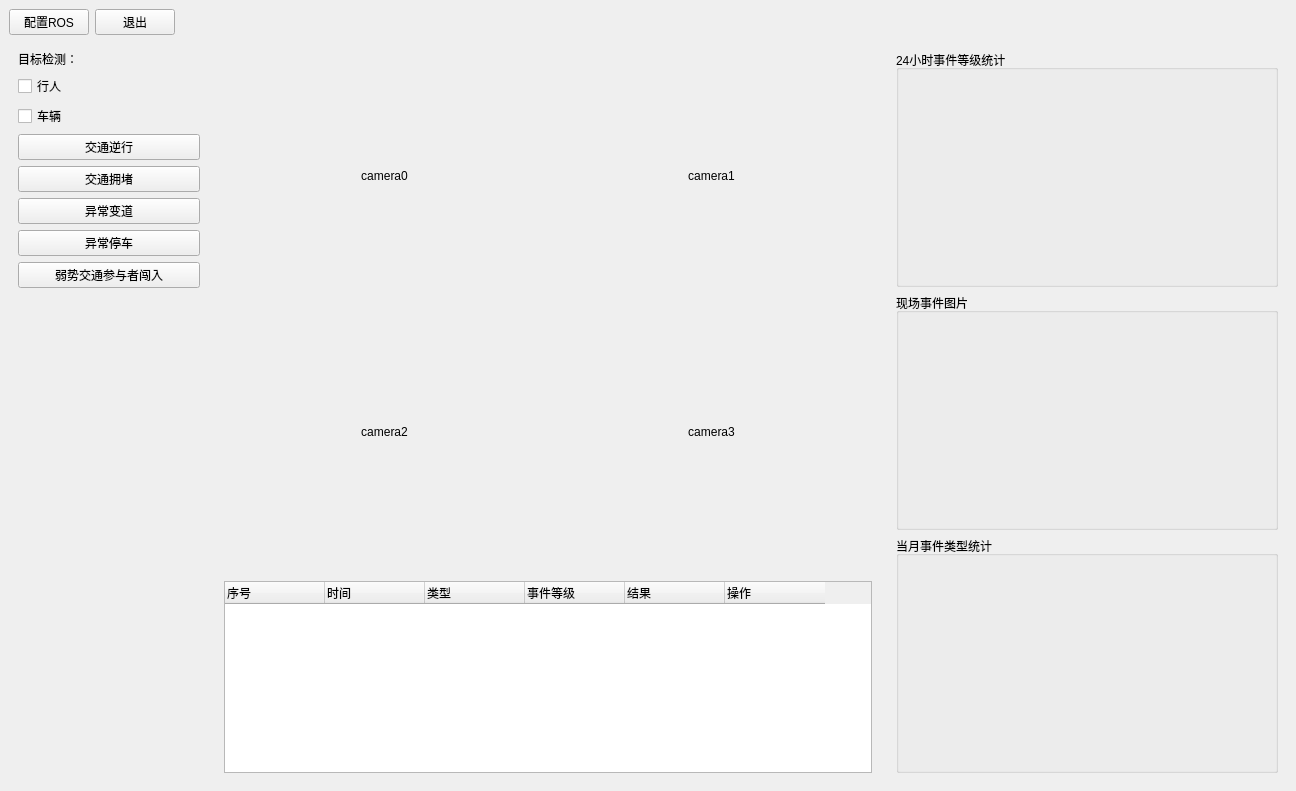
Old version of the form ui/main_window.ui in the repository NovemberChopin/TrafficMonitor.
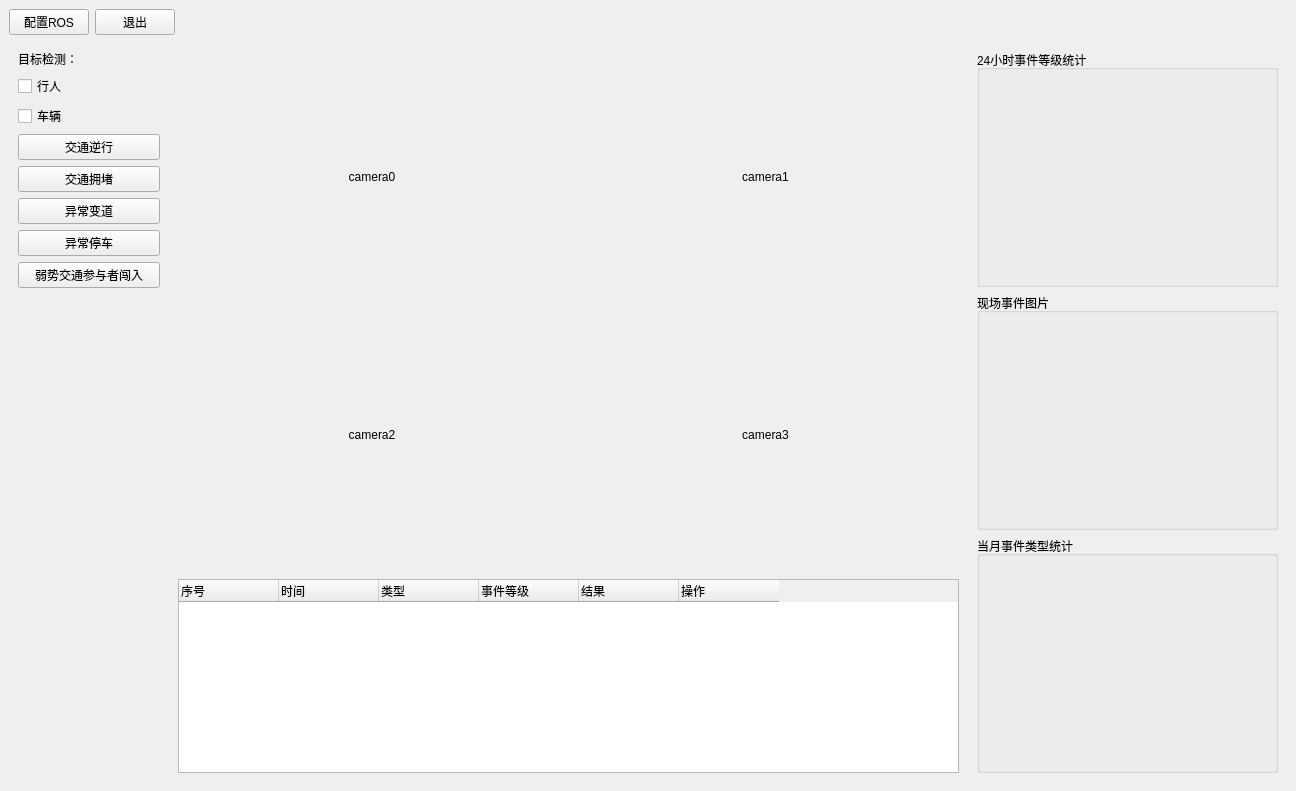
New version of the form. Icons and pictures are not drawn.

What changed in the file:
```diff
--- a/ui/main_window.ui
+++ b/ui/main_window.ui
@@ -90,7 +90,10 @@
        </item>
        <item>
         <widget class="QWidget" name="widget_main" native="true">
-         <layout class="QHBoxLayout" name="horizontalLayout_2">
+         <layout class="QHBoxLayout" name="horizontalLayout_2" stretch="1,5,2">
+          <property name="spacing">
+           <number>0</number>
+          </property>
           <property name="leftMargin">
            <number>0</number>
           </property>
@@ -113,13 +116,13 @@
             </property>
             <property name="minimumSize">
              <size>
-              <width>200</width>
+              <width>0</width>
               <height>0</height>
              </size>
             </property>
             <property name="maximumSize">
              <size>
-              <width>200</width>
+              <width>16777215</width>
               <height>16777215</height>
              </size>
             </property>
@@ -219,7 +222,10 @@
           </item>
           <item>
            <widget class="QWidget" name="widget_center" native="true">
-            <layout class="QVBoxLayout" name="verticalLayout_5">
+            <layout class="QVBoxLayout" name="verticalLayout_5" stretch="5,2">
+             <property name="spacing">
+              <number>0</number>
+             </property>
              <property name="leftMargin">
               <number>0</number>
              </property>
@@ -285,7 +291,7 @@
              <item>
               <widget class="QWidget" name="widget_event_show" native="true">
                <property name="sizePolicy">
-                <sizepolicy hsizetype="Preferred" vsizetype="Fixed">
+                <sizepolicy hsizetype="Preferred" vsizetype="Preferred">
                  <horstretch>0</horstretch>
                  <verstretch>0</verstretch>
                 </sizepolicy>
@@ -293,7 +299,7 @@
                <property name="minimumSize">
                 <size>
                  <width>0</width>
-                 <height>200</height>
+                 <height>0</height>
                 </size>
                </property>
                <layout class="QHBoxLayout" name="horizontalLayout_3">
@@ -389,13 +395,13 @@
             </property>
             <property name="minimumSize">
              <size>
-              <width>400</width>
+              <width>0</width>
               <height>0</height>
              </size>
             </property>
             <property name="maximumSize">
              <size>
-              <width>400</width>
+              <width>16777215</width>
               <height>16777215</height>
              </size>
             </property>
```
